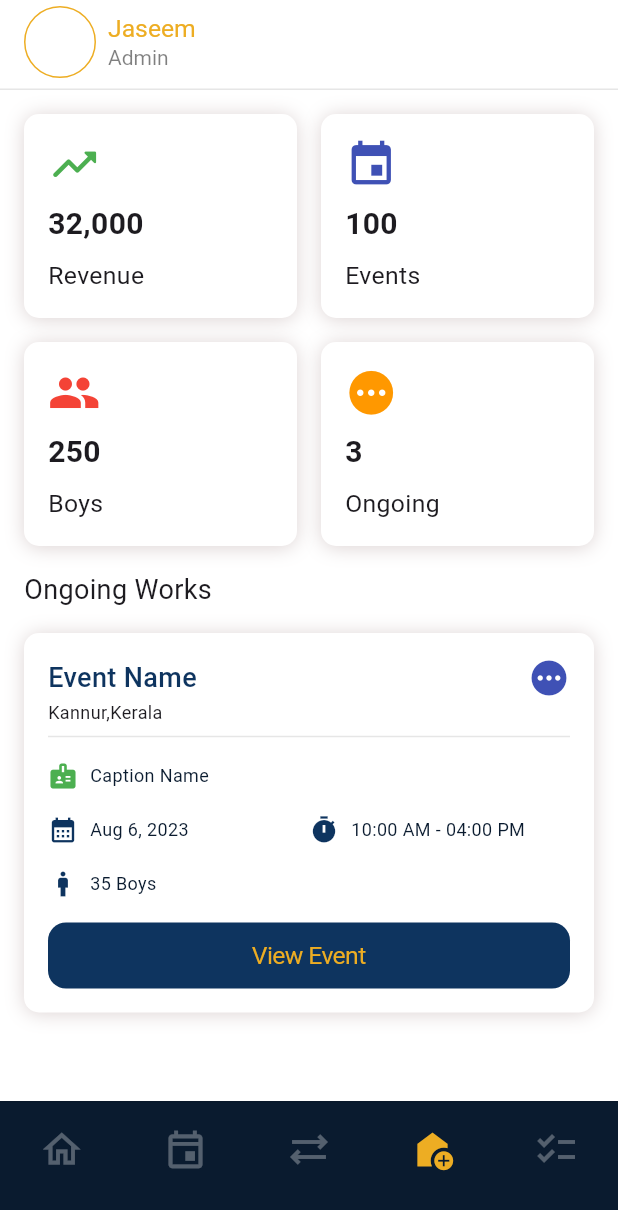
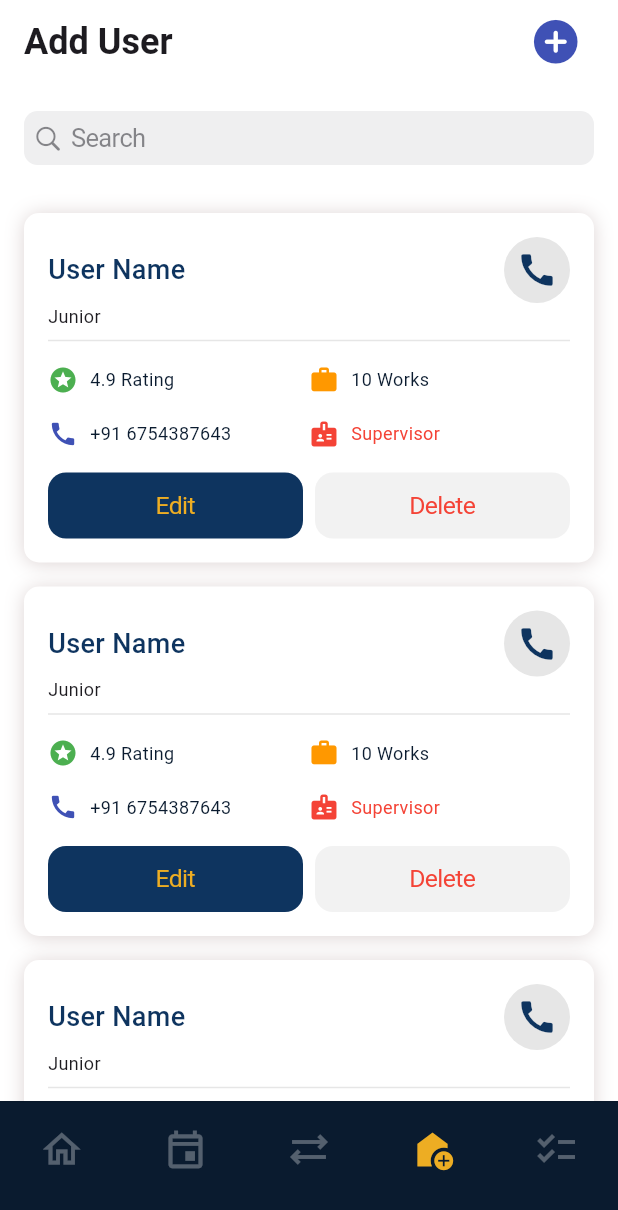
Before and after one commit to JASEEMCP/cateroe-admin, a Flutter app: the screen it shows after launch, item 4 of the bottom bar chosen, on a phone screen of 412 x 824 dp. Shown: the top 1210 px of the screen. Run offline on Flutter 3.47's test engine with Material 3 defaults, Android fonts, the phone set to English and light mode, and no system bars; our stand-ins replace dio, flutter_bloc, flutter_secure_storage, freezed_annotation, gap, get_it and 4 more.

Commit message:
Add AddUserScreen and CustomUserCard; update routing and paths

```diff
--- /dev/null
+++ b/lib/presentation/add_user/add_user_screen.dart
@@ -0,0 +1,61 @@
+import 'package:app/presentation/widget/custom_user_card.dart';
+import 'package:app/resource/utils/common_lib.dart';
+import 'package:flutter/cupertino.dart';
+
+class AddUserScreen extends StatelessWidget {
+  const AddUserScreen({super.key});
+
+  @override
+  Widget build(BuildContext context) {
+    final inset = $style.insets;
+    return DefaultTabController(
+      length: 2,
+      child: Scaffold(
+        body: NestedScrollView(
+          headerSliverBuilder: (context, innerBoxIsScrolled) => [
+            SliverAppBar(
+              title: CustomText(
+                txt: 'Add User',
+                fontWeight: FontWeight.w600,
+                fontSize: 24,
+              ),
+              actions: [
+                IconButton(
+                  onPressed: () {},
+                  icon: Icon(
+                    Icons.add_circle_rounded,
+                    size: 35,
+                  ),
+                  color: Colors.indigo,
+                ),
+                Gap(inset.sm),
+              ],
+              pinned: true,
+              floating: true,
+              bottom: PreferredSize(
+                preferredSize: Size(double.maxFinite, 70),
+                child: Padding(
+                  padding: EdgeInsets.all(inset.sm),
+                  child: CupertinoSearchTextField(),
+                ),
+              ),
+            ),
+          ],
+          body: _buildEventList(),
+        ),
+      ),
+    );
+  }
+
+  Widget _buildEventList() {
+    final inset = $style.insets;
+    return ListView.separated(
+      itemCount: 5,
+      separatorBuilder: (context, index) => Gap(inset.sm),
+      padding: EdgeInsets.all(inset.sm),
+      itemBuilder: (ctx, index) {
+        return CustomUserCard();
+      },
+    );
+  }
+}
--- a/lib/presentation/main_screen/main_screen.dart
+++ b/lib/presentation/main_screen/main_screen.dart
@@ -77,7 +77,7 @@ class _ScreenMainState extends State<ScreenMain> {
                         () {
                           tabChangeNotifier.value = 3;
                           if (index != 3) {
-                            //context.go(ScreenPath.profile);
+                            context.go(ScreenPath.addUser);
                           }
                         },
                       ),
--- /dev/null
+++ b/lib/presentation/widget/custom_user_card.dart
@@ -0,0 +1,164 @@
+import 'package:app/presentation/widget/custom_button.dart';
+import 'package:app/resource/utils/common_lib.dart';
+
+class CustomUserCard extends StatelessWidget {
+  const CustomUserCard({
+    super.key,
+  });
+
+  @override
+  Widget build(BuildContext context) {
+    final inset = $style.insets;
+    return Container(
+      //height: 100,
+      width: context.mq.width,
+      padding: EdgeInsets.all(inset.sm),
+      decoration: BoxDecoration(
+        color: context.theme.kWhite,
+        borderRadius: BorderRadius.circular(10),
+        boxShadow: [
+          BoxShadow(
+            color: const Color.fromARGB(255, 221, 212, 212),
+            spreadRadius: 0,
+            blurRadius: 10,
+            offset: Offset(0, 1),
+          ),
+        ],
+      ),
+      child: Column(
+        crossAxisAlignment: CrossAxisAlignment.start,
+        children: [
+          Column(
+            crossAxisAlignment: CrossAxisAlignment.start,
+
+            children: [
+              Row(
+                mainAxisAlignment: MainAxisAlignment.spaceBetween,
+                children: [
+                  CustomText(
+                    txt: 'User Name',
+                    fontWeight: FontWeight.w500,
+                    color: context.theme.kSecondaryLight,
+                    fontSize: 18,
+                  ),
+                  IconButton.filled(
+                    style: TextButton.styleFrom(
+                      backgroundColor: context.theme.kBlack.withValues(
+                        alpha: 0.1,
+                      ),
+                    ),
+                    onPressed: () {},
+                    icon: Icon(
+                      Icons.call,
+                      color: context.theme.kSecondaryLight,
+                      size: 28,
+                    ),
+                  ),
+                ],
+              ),
+
+              CustomText(
+                txt: 'Junior',
+                fontWeight: FontWeight.normal,
+                fontSize: 12,
+              ),
+            ],
+          ),
+          Divider(color: context.theme.kBlack.withValues(alpha: 0.1)),
+          Gap(inset.xs),
+
+          Row(
+            children: [
+              Expanded(
+                child: _buildIconText(
+                  context,
+                  icon: Icons.stars,
+                  color: Colors.green,
+                  txt: '4.9 Rating',
+                ),
+              ),
+              Expanded(
+                child: _buildIconText(
+                  context,
+                  icon: Icons.work,
+                  txt: '10 Works',
+                  color: Colors.orange,
+                ),
+              ),
+            ],
+          ),
+
+          Gap(inset.sm),
+          Row(
+            children: [
+              Expanded(
+                child: _buildIconText(
+                  context,
+                  icon: Icons.call,
+                  txt: '+91 6754387643',
+                  color: Colors.indigo,
+                ),
+              ),
+              Expanded(
+                child: _buildIconText(
+                  context,
+                  icon: Icons.badge,
+                  txt: 'Supervisor',
+                  color: Colors.red,
+                  txtColor: Colors.red,
+                ),
+              ),
+            ],
+          ),
+          Gap(inset.sm),
+          Row(
+            spacing: inset.xs,
+            children: [
+              Expanded(
+                child: CustomButton(
+                  text: 'Edit',
+                  textColor: context.theme.kPrimaryGold,
+                  bgColor: context.theme.kSecondaryLight,
+                  onTap: () {},
+                ),
+              ),
+              Expanded(
+                child: CustomButton(
+                  text: 'Delete',
+                  textColor: Colors.red,
+                  bgColor: context.theme.kBlack.withValues(alpha: 0.05),
+                  onTap: () {},
+                ),
+              ),
+            ],
+          ),
+        ],
+      ),
+    );
+  }
+
+  Row _buildIconText(
+    BuildContext context, {
+    required IconData icon,
+    required String txt,
+    Color? color,
+    Color? txtColor,
+  }) {
+    final inset = $style.insets;
+    return Row(
+      spacing: inset.xs,
+      children: [
+        Icon(
+          icon,
+          color: color ?? context.theme.kSecondaryLight,
+          size: 20,
+        ),
+        CustomText(
+          txt: txt,
+          color: txtColor ?? context.theme.kSecondary,
+          fontSize: 12,
+        ),
+      ],
+    );
+  }
+}
--- a/lib/router/router.dart
+++ b/lib/router/router.dart
@@ -1,3 +1,4 @@
+import 'package:app/presentation/add_user/add_user_screen.dart';
 import 'package:app/presentation/events/event_screen.dart';
 import 'package:app/presentation/home/home_screen.dart';
 import 'package:app/presentation/transaction/transaction_screen.dart';
@@ -64,13 +65,26 @@ class AppRouter {
               );
             },
           ),
-                    /// Events
+
+          /// Transaction
           GoRoute(
             path: ScreenPath.transaction,
             parentNavigatorKey: _shellNavigatorKey,
             pageBuilder: (context, state) {
               return const CustomTransitionPage(
                 child: TransactionScreen(),
+                transitionsBuilder: useNavChangeTransition,
+              );
+            },
+          ),
+
+          /// Add-User
+          GoRoute(
+            path: ScreenPath.addUser,
+            parentNavigatorKey: _shellNavigatorKey,
+            pageBuilder: (context, state) {
+              return const CustomTransitionPage(
+                child: AddUserScreen(),
                 transitionsBuilder: useNavChangeTransition,
               );
             },
--- a/lib/router/router_path.dart
+++ b/lib/router/router_path.dart
@@ -15,6 +15,7 @@ class ScreenPath {
   static const home = '/home';
   static const events = '/events';
   static const transaction = '/transaction';
+  static const addUser = '/add-user';
 
   ///Appending path
   static _appendIdIntoCurrentPath(String path) {
```
